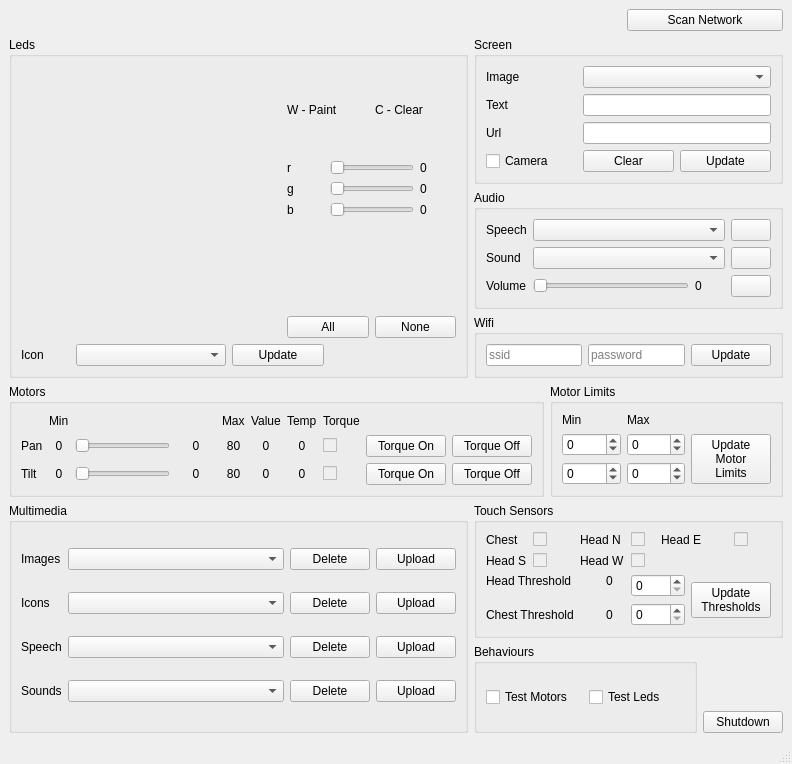
Qt form catkin_elmo/app/main_window.ui (idmind-robotics/elmo) before a commit.
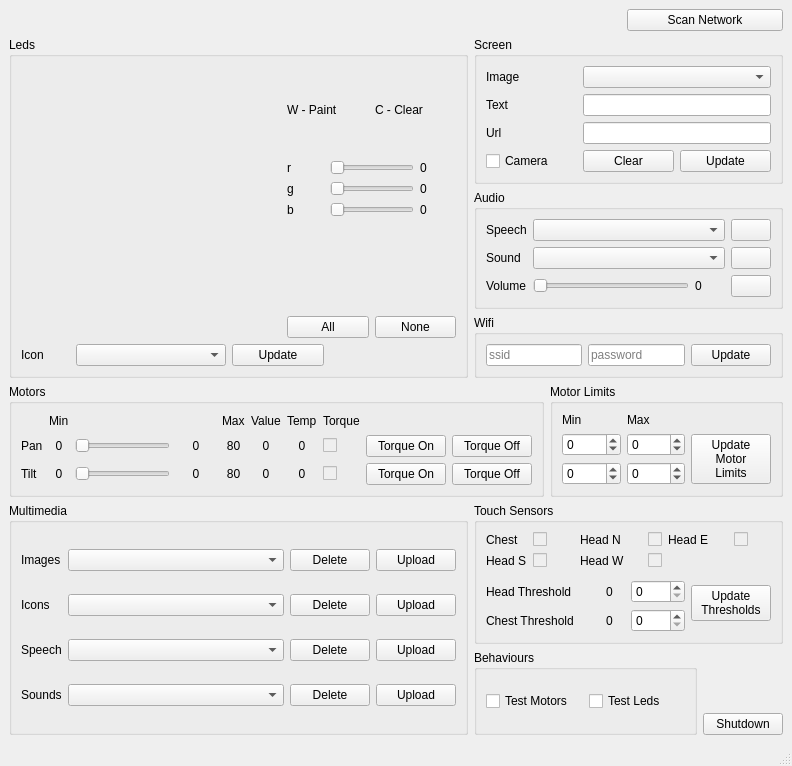
The same form after that commit. Icons and pictures are not drawn.

What changed in the file:
```diff
--- a/catkin_elmo/app/main_window.ui
+++ b/catkin_elmo/app/main_window.ui
@@ -7,7 +7,7 @@
     <x>0</x>
     <y>0</y>
     <width>792</width>
-    <height>764</height>
+    <height>766</height>
    </rect>
   </property>
   <property name="minimumSize">
@@ -1362,6 +1362,18 @@
        <string>Touch Sensors</string>
       </property>
       <layout class="QGridLayout" name="gridLayout_5">
+       <item row="3" column="0" colspan="2">
+        <widget class="QLabel" name="label_22">
+         <property name="font">
+          <font>
+           <pointsize>9</pointsize>
+          </font>
+         </property>
+         <property name="text">
+          <string>Head Threshold</string>
+         </property>
+        </widget>
+       </item>
        <item row="0" column="0">
         <widget class="QLabel" name="label_16">
          <property name="font">
@@ -1407,7 +1419,7 @@
          </property>
         </widget>
        </item>
-       <item row="0" column="4">
+       <item row="0" column="5">
         <widget class="QCheckBox" name="touch_head_n">
          <property name="enabled">
           <bool>false</bool>
@@ -1422,7 +1434,7 @@
          </property>
         </widget>
        </item>
-       <item row="0" column="5" colspan="2">
+       <item row="0" column="6" colspan="2">
         <widget class="QLabel" name="label_17">
          <property name="font">
           <font>
@@ -1434,7 +1446,7 @@
          </property>
         </widget>
        </item>
-       <item row="0" column="7">
+       <item row="0" column="8">
         <widget class="QCheckBox" name="touch_head_e">
          <property name="enabled">
           <bool>false</bool>
@@ -1488,7 +1500,7 @@
          </property>
         </widget>
        </item>
-       <item row="1" column="4">
+       <item row="1" column="5">
         <widget class="QCheckBox" name="touch_head_w">
          <property name="enabled">
           <bool>false</bool>
@@ -1503,42 +1515,6 @@
          </property>
         </widget>
        </item>
-       <item row="2" column="0" colspan="2">
-        <widget class="QLabel" name="label_22">
-         <property name="font">
-          <font>
-           <pointsize>9</pointsize>
-          </font>
-         </property>
-         <property name="text">
-          <string>Head Threshold</string>
-         </property>
-        </widget>
-       </item>
-       <item row="2" column="3">
-        <widget class="QLabel" name="touch_head_threshold">
-         <property name="font">
-          <font>
-           <pointsize>9</pointsize>
-          </font>
-         </property>
-         <property name="text">
-          <string>0</string>
-         </property>
-        </widget>
-       </item>
-       <item row="2" column="4" rowspan="2" colspan="2">
-        <widget class="QSpinBox" name="touch_set_head_threshold">
-         <property name="font">
-          <font>
-           <pointsize>9</pointsize>
-          </font>
-         </property>
-         <property name="maximum">
-          <number>1000</number>
-         </property>
-        </widget>
-       </item>
        <item row="4" column="0" colspan="2">
         <widget class="QLabel" name="label">
          <property name="font">
@@ -1551,18 +1527,6 @@
          </property>
         </widget>
        </item>
-       <item row="4" column="4" colspan="2">
-        <widget class="QSpinBox" name="touch_set_chest_threshold">
-         <property name="font">
-          <font>
-           <pointsize>9</pointsize>
-          </font>
-         </property>
-         <property name="maximum">
-          <number>1000</number>
-         </property>
-        </widget>
-       </item>
        <item row="4" column="3">
         <widget class="QLabel" name="touch_chest_threshold">
          <property name="font">
@@ -1575,7 +1539,7 @@
          </property>
         </widget>
        </item>
-       <item row="2" column="6" rowspan="3" colspan="2">
+       <item row="2" column="7" rowspan="3" colspan="2">
         <widget class="QPushButton" name="touch_update_threshold">
          <property name="font">
           <font>
@@ -1588,6 +1552,42 @@
          </property>
         </widget>
        </item>
+       <item row="3" column="3">
+        <widget class="QLabel" name="touch_head_threshold">
+         <property name="font">
+          <font>
+           <pointsize>9</pointsize>
+          </font>
+         </property>
+         <property name="text">
+          <string>0</string>
+         </property>
+        </widget>
+       </item>
+       <item row="4" column="4" colspan="3">
+        <widget class="QSpinBox" name="touch_set_chest_threshold">
+         <property name="font">
+          <font>
+           <pointsize>9</pointsize>
+          </font>
+         </property>
+         <property name="maximum">
+          <number>1000</number>
+         </property>
+        </widget>
+       </item>
+       <item row="3" column="4" colspan="3">
+        <widget class="QSpinBox" name="touch_set_head_threshold">
+         <property name="font">
+          <font>
+           <pointsize>9</pointsize>
+          </font>
+         </property>
+         <property name="maximum">
+          <number>1000</number>
+         </property>
+        </widget>
+       </item>
       </layout>
      </widget>
     </item>
```
